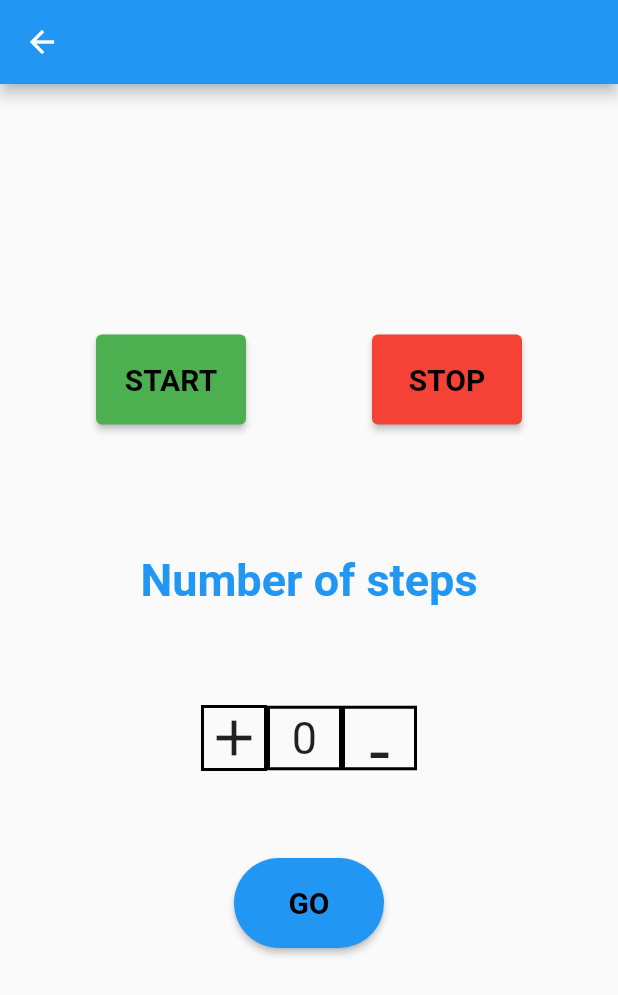
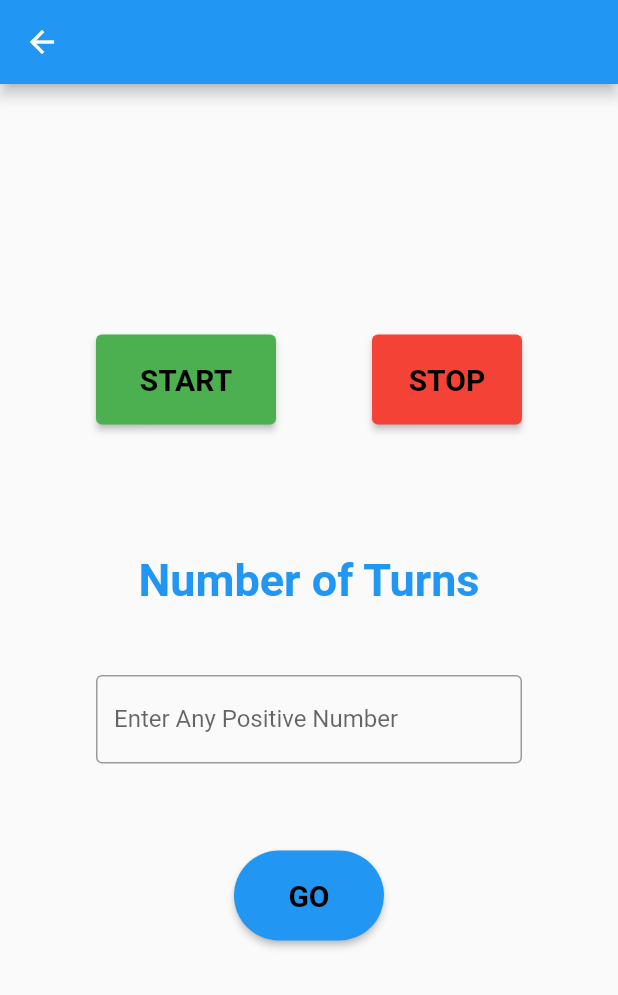
Before and after one commit to Chaitanya1211/motor-controll, a Flutter app: the HomePage screen opened directly, on a phone screen of 412 x 824 dp. Shown: the top 995 px of the screen. Run offline on Flutter 3.47's test engine with Material 2 defaults, Android fonts, the phone set to English and light mode, and no system bars.

Commit message:
final commit

```diff
--- a/lib/screens/homepage.dart
+++ b/lib/screens/homepage.dart
@@ -6,6 +6,8 @@ class HomePage extends StatefulWidget {
   @override
   State<HomePage> createState() => _HomePageState();
 }
+
+TextEditingController _step = new TextEditingController();
 
 class _HomePageState extends State<HomePage> {
   int _counter = 0;
@@ -41,7 +43,7 @@ class _HomePageState extends State<HomePage> {
                   children: [
                     Container(
                       height: 60,
-                      width: 100,
+                      width: 120,
                       child: ElevatedButton(
                           onPressed: () {},
                           style: ElevatedButton.styleFrom(
@@ -80,7 +82,7 @@ class _HomePageState extends State<HomePage> {
               Padding(
                 padding: EdgeInsets.all(8),
                 child: Text(
-                  "Number of steps",
+                  "Number of Turns",
                   style: TextStyle(
                       fontSize: 30,
                       color: Colors.blue,
@@ -88,67 +90,79 @@ class _HomePageState extends State<HomePage> {
                 ),
               ),
               SizedBox(
-                height: 50,
+                height: 30,
               ),
-              Container(
-                width: 170,
-                // color: Colors.black,
-                child: Padding(
-                  padding: const EdgeInsets.all(8.0),
-                  child: Row(
-                    mainAxisAlignment: MainAxisAlignment.center,
-                    crossAxisAlignment: CrossAxisAlignment.center,
-                    children: [
-                      GestureDetector(
-                        onTap: () {
-                          increment();
-                        },
-                        child: Container(
-                          decoration: BoxDecoration(
-                              border:
-                                  Border.all(width: 2, color: Colors.black)),
-                          child: Center(
-                            child: Icon(
-                              Icons.add,
-                              size: 40,
-                            ),
-                          ),
-                        ),
-                      ),
-                      Container(
-                          decoration: BoxDecoration(
-                              border:
-                                  Border.all(width: 2, color: Colors.black)),
-                          width: 50,
-                          height: 43,
-                          child: Center(
-                              child: Text(
-                            '$_counter',
-                            style: TextStyle(fontSize: 30),
-                          ))),
-                      GestureDetector(
-                        onTap: () {
-                          decrement();
-                        },
-                        child: Center(
-                          child: Container(
-                              width: 50,
-                              height: 43,
-                              decoration: BoxDecoration(
-                                  border: Border.all(
-                                      width: 2, color: Colors.black)),
-                              child: Center(
-                                child: Text(
-                                  "-",
-                                  style: TextStyle(
-                                      fontWeight: FontWeight.normal,
-                                      fontSize: 50),
-                                ),
-                              )),
-                        ),
-                      )
-                    ],
+              // Container(
+              //   width: 170,
+              //   // color: Colors.black,
+              //   child: Padding(
+              //     padding: const EdgeInsets.all(8.0),
+              //     child: Row(
+              //       mainAxisAlignment: MainAxisAlignment.center,
+              //       crossAxisAlignment: CrossAxisAlignment.center,
+              //       children: [
+              //         GestureDetector(
+              //           onTap: () {
+              //             increment();
+              //           },
+              //           child: Container(
+              //             decoration: BoxDecoration(
+              //                 border:
+              //                     Border.all(width: 2, color: Colors.black)),
+              //             child: Center(
+              //               child: Icon(
+              //                 Icons.add,
+              //                 size: 40,
+              //               ),
+              //             ),
+              //           ),
+              //         ),
+              //         Container(
+              //             decoration: BoxDecoration(
+              //                 border:
+              //                     Border.all(width: 2, color: Colors.black)),
+              //             width: 50,
+              //             height: 43,
+              //             child: Center(
+              //                 child: Text(
+              //               '$_counter',
+              //               style: TextStyle(fontSize: 30),
+              //             ))),
+              //         GestureDetector(
+              //           onTap: () {
+              //             decrement();
+              //           },
+              //           child: Center(
+              //             child: Container(
+              //                 width: 50,
+              //                 height: 43,
+              //                 decoration: BoxDecoration(
+              //                     border: Border.all(
+              //                         width: 2, color: Colors.black)),
+              //                 child: Center(
+              //                   child: Text(
+              //                     "-",
+              //                     style: TextStyle(
+              //                         fontWeight: FontWeight.normal,
+              //                         fontSize: 50),
+              //                   ),
+              //                 )),
+              //           ),
+              //         )
+              //       ],
+              //     ),
+              //   ),
+              // ),
+              Padding(
+                padding: const EdgeInsets.all(8.0),
+                child: TextFormField(
+                  controller: _step,
+                  decoration: const InputDecoration(
+                    border: OutlineInputBorder(),
+                    labelText: 'Enter Any Positive Number',
                   ),
+                  keyboardType: TextInputType.text,
+                  cursorRadius: const Radius.circular(15),
                 ),
               ),
               SizedBox(
@@ -158,7 +172,11 @@ class _HomePageState extends State<HomePage> {
                 height: 60,
                 width: 100,
                 child: ElevatedButton(
-                    onPressed: () {},
+                    onPressed: () {
+                      setState(() {
+                        _counter = _step.text.trim() as int;
+                      });
+                    },
                     style: ElevatedButton.styleFrom(
                       shape: new RoundedRectangleBorder(
                         borderRadius: new BorderRadius.circular(50.0),
```
